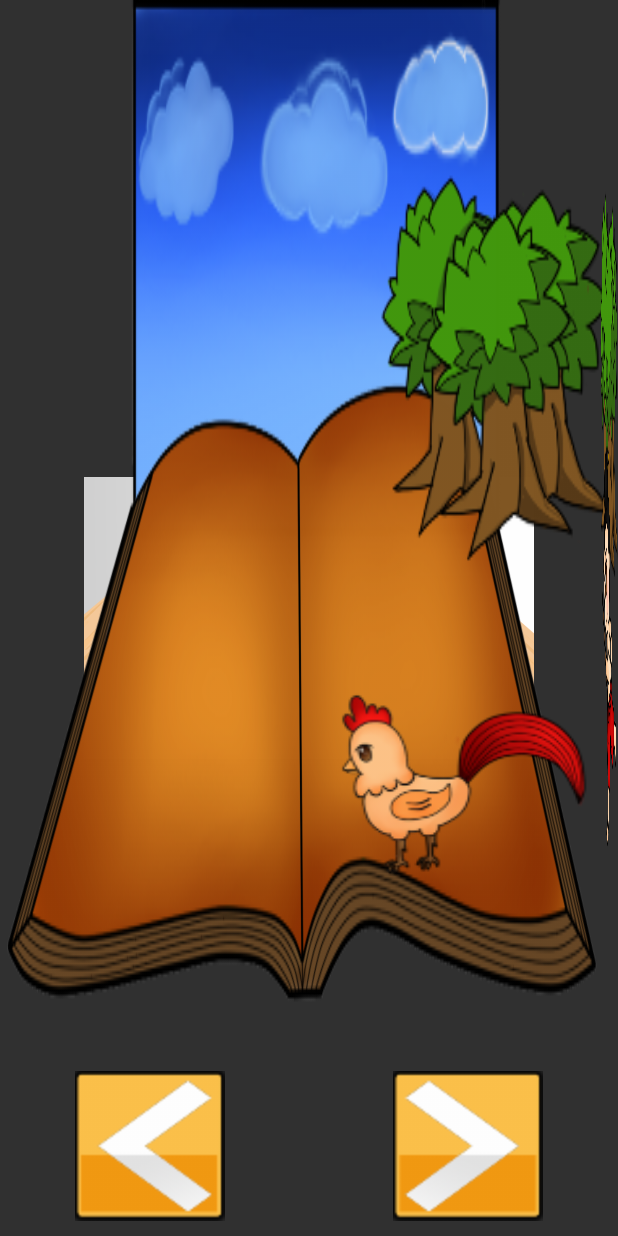
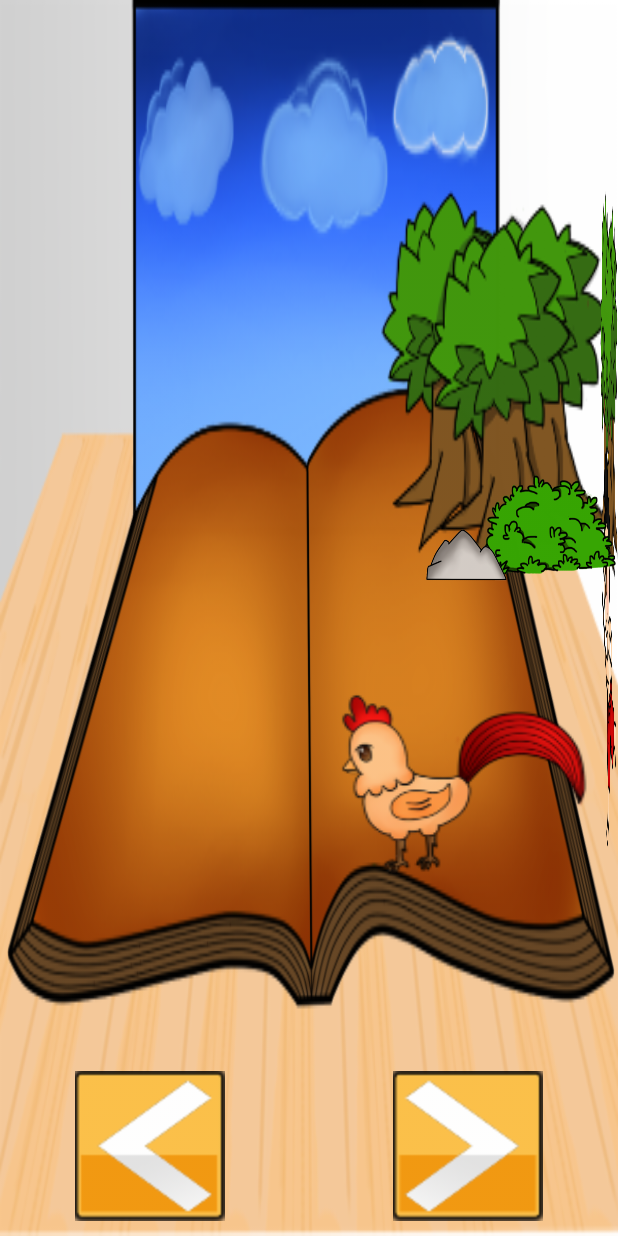
Before and after one commit to Pronkamon10/Android-Git, an Android app: the partThree screen opened directly, with no data from a screen before it, on a phone screen of 412 x 824 dp. Run offline under Robolectric (Android 15) with nearby library versions, the phone set to English and light mode, and no system bars.

Commit message:
new 19/12/58

```diff
--- a/app/src/main/java/com/example/prokamon/projectend/partThree.java
+++ b/app/src/main/java/com/example/prokamon/projectend/partThree.java
@@ -1,10 +1,13 @@
 package com.example.prokamon.projectend;
 
+import android.app.Dialog;
 import android.content.Intent;
 import android.graphics.drawable.AnimationDrawable;
 import android.os.Bundle;
 import android.support.v7.app.AppCompatActivity;
 import android.view.View;
+import android.view.ViewGroup;
+import android.view.Window;
 import android.widget.Button;
 import android.widget.ImageView;
 
@@ -14,7 +17,10 @@ import android.widget.ImageView;
 public class partThree extends AppCompatActivity {
     ImageView box3, book3, trees, trees1;
     ImageView sungthong, chicken1, home1;
-    Button btn_left, btn_right;
+    Button btn_left, btn_right,btn_close;
+    Dialog knowlesst;
+    int pindex = 0;
+    int[] resChiken = {R.drawable.bg, R.drawable.bg1, R.drawable.bg2};
 
     @Override
     protected void onCreate(Bundle savedInstanceState) {
@@ -37,26 +43,58 @@ public class partThree extends AppCompatActivity {
                 try {
                     ((AnimationDrawable) chicken1.getBackground()).stop();
                     //change image view
-                    chicken1.setBackgroundResource(R.drawable.oldwomen);
+                    knowlesst.show();
                 } catch (Exception e) {
                 }
             }
         });
 
-        home1 = (ImageView) findViewById(R.id.home1);
-        ((AnimationDrawable) chicken1.getBackground()).start();
-        home1.setOnClickListener(new View.OnClickListener() {
+        knowlesst = new Dialog(partThree.this);
+        knowlesst.requestWindowFeature(Window.FEATURE_NO_TITLE);
+        //dialog นำ layout chickenlayout มาแสดง
+        knowlesst.setContentView(R.layout.chickenlaout);
+        //dialog ให้สามารถปิิดได้
+        knowlesst.setCancelable(true);
+
+        final Button btnBack = (Button) knowlesst.findViewById(R.id.button1);
+        final Button btnNext = (Button) knowlesst.findViewById(R.id.button);
+        final ImageView bg = (ImageView) knowlesst.findViewById(R.id.bg);
+
+        btnNext.setOnClickListener(new View.OnClickListener() {
             @Override
             public void onClick(View v) {
-                try {
-                    ((AnimationDrawable) home1.getBackground()).stop();
-                    //change image view
-                    home1.setBackgroundResource(R.drawable.oldwomen);
-                } catch (Exception e) {
+                if (pindex == resChiken.length - 1) {
+                    bg.setImageResource(resChiken[0]);
+                    pindex = 0;
+
+                } else {
+                    bg.setImageResource(resChiken[++pindex]);
                 }
             }
         });
 
+        btnBack.setOnClickListener(new View.OnClickListener() {
+            @Override
+            public void onClick(View v) {
+                if (pindex == 0) {
+                    bg.setImageResource(resChiken[resChiken.length - 1]);
+                    pindex = resChiken.length - 1;
+                } else {
+                    bg.setImageResource(resChiken[--pindex]);
+
+                }
+            }
+        });
+        //dialog เต็มหน้าจอ
+        knowlesst.getWindow().setLayout(ViewGroup.LayoutParams.FILL_PARENT, ViewGroup.LayoutParams.MATCH_PARENT);
+
+        btn_close = (Button) knowlesst.findViewById(R.id.button3);
+        btn_close.setOnClickListener(new View.OnClickListener() {
+            @Override
+            public void onClick(View v) {
+                knowlesst.cancel();
+            }
+        });
 
         btn_left = (Button) findViewById(R.id.button1);
         btn_left.setOnClickListener(new View.OnClickListener() {
--- a/app/src/main/res/drawable/button_close.xml
+++ b/app/src/main/res/drawable/button_close.xml
@@ -0,0 +1,5 @@
+<?xml version="1.0" encoding="utf-8"?>
+<selector xmlns:android="http://schemas.android.com/apk/res/android">
+    <item android:drawable="@drawable/close_normal" android:state_pressed="false"/>
+    <item android:drawable="@drawable/close_prass" android:state_pressed="true"/>
+</selector>
--- a/app/src/main/res/layout/partthree.xml
+++ b/app/src/main/res/layout/partthree.xml
@@ -1,15 +1,17 @@
 <?xml version="1.0" encoding="utf-8"?>
 <RelativeLayout xmlns:android="http://schemas.android.com/apk/res/android"
+    xmlns:tools="http://schemas.android.com/tools"
     android:layout_width="match_parent"
-    android:layout_height="match_parent">
+    android:layout_height="match_parent"
+    android:background="@drawable/scenc"
+    tools:context=".MainActivity">
 
-    <ImageView
-        android:id="@+id/scenc"
+<ImageView
+        android:id="@+id/scen"
         android:layout_width="wrap_content"
         android:layout_height="wrap_content"
         android:layout_centerHorizontal="true"
-        android:layout_centerVertical="true"
-        android:background="@drawable/scenc" />
+        android:layout_centerVertical="true" />
 
     <ImageView
         android:id="@+id/box3"
@@ -24,8 +26,8 @@
 
     <ImageView
         android:id="@+id/book3"
-        android:layout_width="wrap_content"
-        android:layout_height="675dp"
+        android:layout_width="1280dp"
+        android:layout_height="680dp"
         android:background="@drawable/book3" />
 
     <Button
@@ -53,7 +55,7 @@
         android:layout_width="300dp"
         android:layout_height="280dp"
         android:layout_marginLeft="250dp"
-        android:layout_marginTop="110dp"
+        android:layout_marginTop="120dp"
         android:background="@drawable/trees" />
 
     <ImageView
@@ -86,7 +88,44 @@
         android:layout_height="400dp"
         android:layout_marginLeft="630dp"
         android:layout_marginTop="50dp"
-        android:background="@drawable/animate_home" />
+        android:background="@drawable/home1" />
+
+    <ImageView
+        android:layout_width="200dp"
+        android:layout_height="170dp"
+        android:layout_alignBottom="@+id/mushroom"
+        android:layout_marginLeft="900dp"
+        android:background="@drawable/grass" />
+
+    <ImageView
+        android:layout_width="80dp"
+        android:layout_height="50dp"
+        android:id="@+id/mushroom"
+        android:layout_marginLeft="1000dp"
+        android:layout_marginTop="500dp"
+        android:background="@drawable/mushroom"
+        android:longClickable="true" />
+
+    <ImageView
+        android:layout_width="150dp"
+        android:layout_height="120dp"
+        android:layout_marginLeft="320dp"
+        android:layout_marginTop="280dp"
+        android:background="@drawable/grass" />
+
+    <ImageView
+        android:layout_width="60dp"
+        android:layout_height="40dp"
+        android:layout_marginTop="350dp"
+        android:layout_marginLeft="280dp"
+        android:background="@drawable/stone" />
+
+    <ImageView
+        android:layout_width="50dp"
+        android:layout_height="30dp"
+        android:layout_below="@+id/trees"
+        android:layout_marginLeft="900dp"
+        android:background="@drawable/stone" />
 
 
 </RelativeLayout>
```
Also changed, not shown: app/src/main/java/com/example/prokamon/projectend/MainActivity.java (+69 -33 lines), app/src/main/java/com/example/prokamon/projectend/partTwo.java (+9 -5 lines), app/src/main/res/layout/activity_main.xml (+11 -10 lines), app/src/main/res/layout/chickenlaout.xml (+41 -4 lines), app/src/main/res/layout/parttwo.xml (+22 -22 lines).
